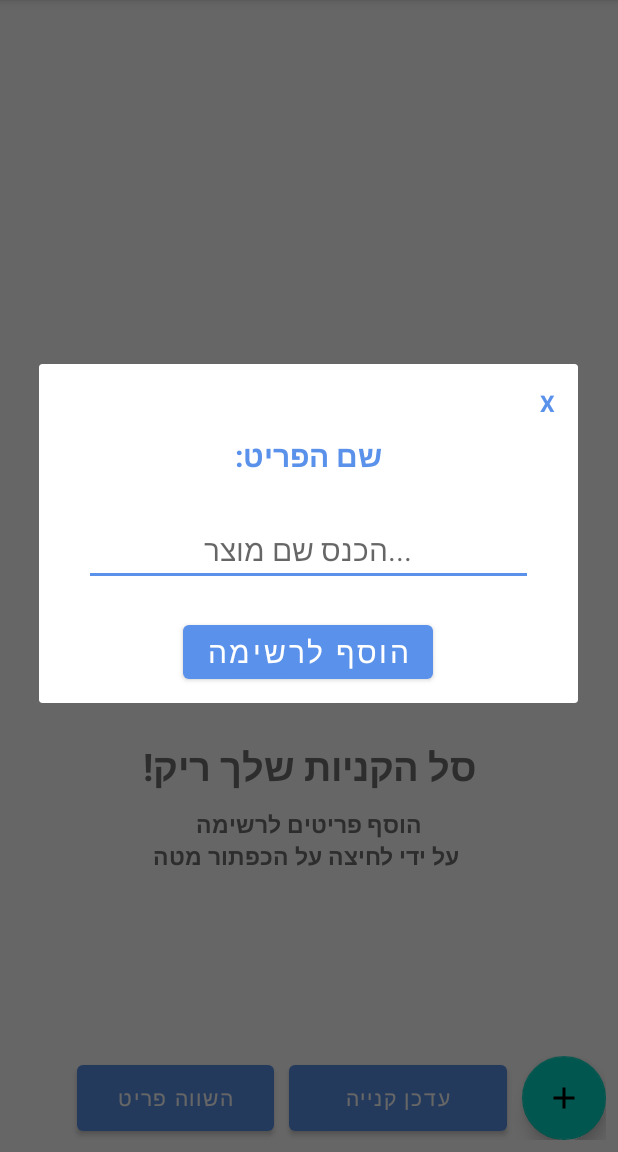
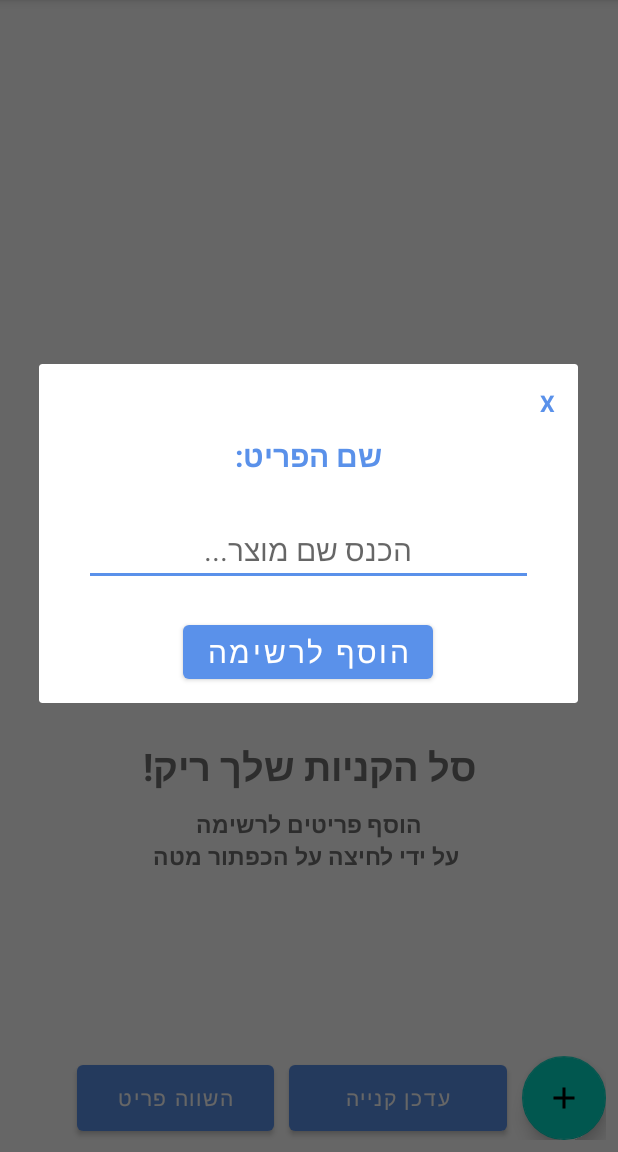
Before and after one commit to tsofitvail/MyList, an Android app: the MyListActivity screen opened directly, with no data from a screen before it, after a tap on an icon or button, on a phone screen of 412 x 824 dp, the part 84-1236 px from its top. Run offline under Robolectric (Android 15) with nearby library versions, the phone set to English and light mode, and no system bars; our stand-ins replace Firebase (no records; nobody signed in at launch, a user with empty details on screens opened directly), Room's generated code.

Commit message:
fix bugs

```diff
--- a/app/src/main/res/values/colors.xml
+++ b/app/src/main/res/values/colors.xml
@@ -9,4 +9,5 @@
     <color name="green">#02C39A</color>
     <color name="red">#F44336</color>
     <color name="darkGray">#727272</color>
+    <color name="lightGray">#e6e6e6</color>
 </resources>
--- a/app/src/main/res/values/strings.xml
+++ b/app/src/main/res/values/strings.xml
@@ -18,7 +18,7 @@
                       <!--insert to app-->
     <string name="hint_editText_email">הכנס את המייל כאן...</string>
     <string name="hint_editText_password">הכנס את הסיסמה כאן...</string>
-    <string name="hint_editText_userName">הכנס את הסיסמה כאן...</string>
+    <string name="hint_editText_userName">הכנס את שמך כאן...</string>
     <string name="button_login">כניסה לחשבונך</string>
     <string name="button_forgotPassword">שכחתי סיסמה</string>
     <string name="button_signup">הירשם</string>
@@ -41,7 +41,7 @@
 
                         <!--dialog add popup-->
     <string name="textView_title_productName">שם הפריט:</string>
-    <string name="editText_hint_insertProductName">...הכנס שם מוצר</string>
+    <string name="editText_hint_insertProductName">הכנס שם מוצר...</string>
     <string name="button_addToList">הוסף לרשימה</string>
 
                         <!--dialog update list-->
```
Also changed, not shown: app/src/main/java/com/myListApp/mylist/Adapter/ItemViewAdapter.java (+5 -2 lines), app/src/main/java/com/myListApp/mylist/BoardingActivity.java (+4 -5 lines).
